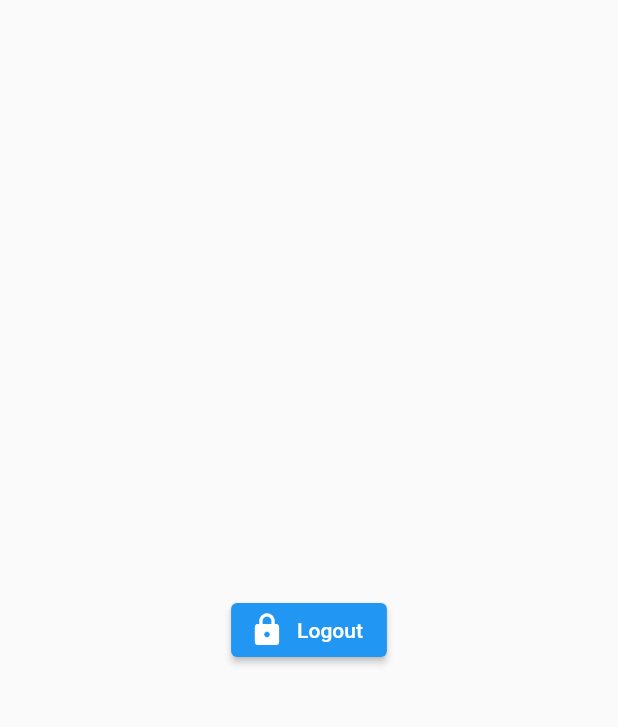
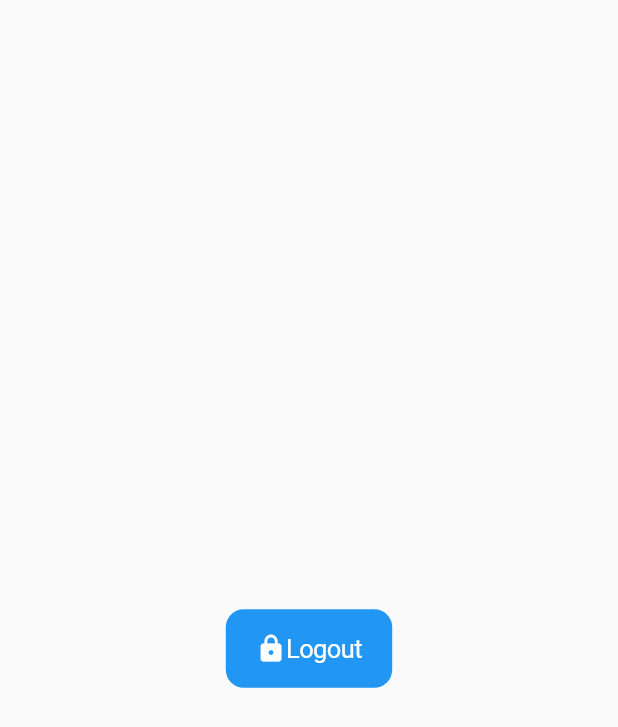
Before and after one commit to OkilSaber/InstClone, a Flutter app: the screen it shows once a user with an empty profile is signed in, on a phone screen of 412 x 824 dp. Shown: the top 727 px of the screen. Run offline on Flutter 3.47's test engine with Material 2 defaults, Android fonts, the phone set to English and light mode, and no system bars; our stand-ins replace firebase_auth, firebase_core; accounts and stored records are empty.

Commit message:
Update login and register styles

```diff
--- a/lib/Auth/login.dart
+++ b/lib/Auth/login.dart
@@ -1,4 +1,5 @@
 import 'package:firebase_auth/firebase_auth.dart';
+import 'package:flutter/cupertino.dart';
 import 'package:flutter/material.dart';
 
 class LoginPage extends StatefulWidget {
@@ -63,7 +64,7 @@ class _LoginPageState extends State<LoginPage> {
           Container(
             alignment: Alignment.centerRight,
             margin: const EdgeInsets.symmetric(horizontal: 40, vertical: 10),
-            child: ElevatedButton(
+            child: CupertinoButton.filled(
               onPressed: () async {
                 try {
                   await FirebaseAuth.instance.signInWithEmailAndPassword(
--- a/lib/Auth/user.dart
+++ b/lib/Auth/user.dart
@@ -1,4 +1,5 @@
 import 'package:firebase_auth/firebase_auth.dart';
+import 'package:flutter/cupertino.dart';
 import 'package:flutter/material.dart';
 
 class UserPage extends StatelessWidget {
@@ -7,19 +8,26 @@ class UserPage extends StatelessWidget {
 
   @override
   Widget build(BuildContext context) {
+    Size size = MediaQuery.of(context).size;
     return Scaffold(
       body: Center(
         child: Column(
           mainAxisAlignment: MainAxisAlignment.center,
           children: [
             Text(user.email!),
-            ElevatedButton.icon(
-              onPressed: () {
-                FirebaseAuth.instance.signOut();
-              },
-              label: const Text("Logout"),
-              icon: const Icon(Icons.lock),
-            )
+            SizedBox(
+              height: size.height * 0.03,
+            ),
+            CupertinoButton.filled(
+              onPressed: () => FirebaseAuth.instance.signOut(),
+              child: Row(
+                mainAxisSize: MainAxisSize.min,
+                children: const <Widget>[
+                  Icon(Icons.lock),
+                  Text("Logout"),
+                ],
+              ),
+            ),
           ],
         ),
       ),
```
Also changed, not shown: lib/Auth/register.dart (+5 -9 lines).
